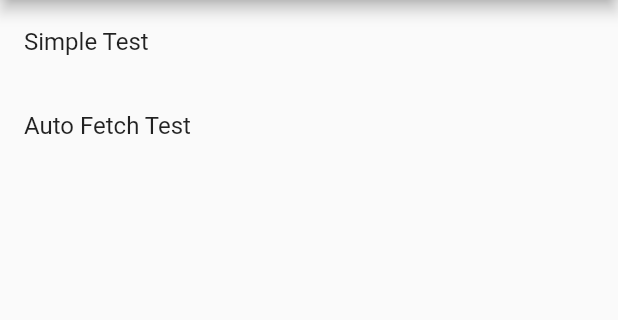
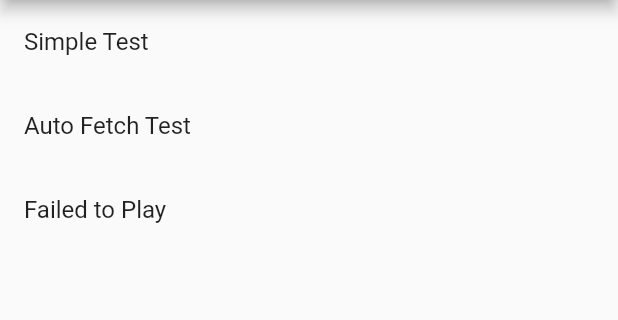
Before and after one commit to boyan01/flutter-music-player, a Flutter app: the screen it shows after launch, on a phone screen of 412 x 824 dp, the part 84-404 px from its top. Run offline on Flutter 3.47's test engine with Material 2 defaults, Android fonts, the phone set to English and light mode, and no system bars; drawn by our look-alikes of overlay_support; missing offline and left inert: system_clock.

Commit message:
example: add example for error handle

```diff
--- a/example/lib/main.dart
+++ b/example/lib/main.dart
@@ -2,10 +2,10 @@ import 'dart:typed_data';
 
 import 'package:flutter/material.dart';
 import 'package:flutter/services.dart';
+import 'package:logging/logging.dart';
 import 'package:music_player_example/page_play_queue.dart';
 import 'package:music_player_example/player/background.dart';
 import 'package:overlay_support/overlay_support.dart';
-import 'package:logging/logging.dart';
 
 import 'player/player.dart';
 import 'player/player_bottom_controller.dart';
@@ -37,6 +37,14 @@ final medias = [
 final playQueueList = [
   PlayQueue(queueTitle: "Simple Test", queueId: "test1", queue: medias),
   PlayQueue(queueTitle: "Auto Fetch Test", queueId: "fm", queue: medias.getRange(0, 1).toList()),
+  PlayQueue(queueTitle: "Failed to Play", queueId: "test_failed", queue: [
+    MusicMetadata(
+      title: "Cang",
+      subtitle: "Cang - xu meng yuan",
+      mediaId: "hide",
+      mediaUri: "asset:///tracks/file_not_exists.mp3",
+    ),
+  ])
 ];
 
 void main() {
```
